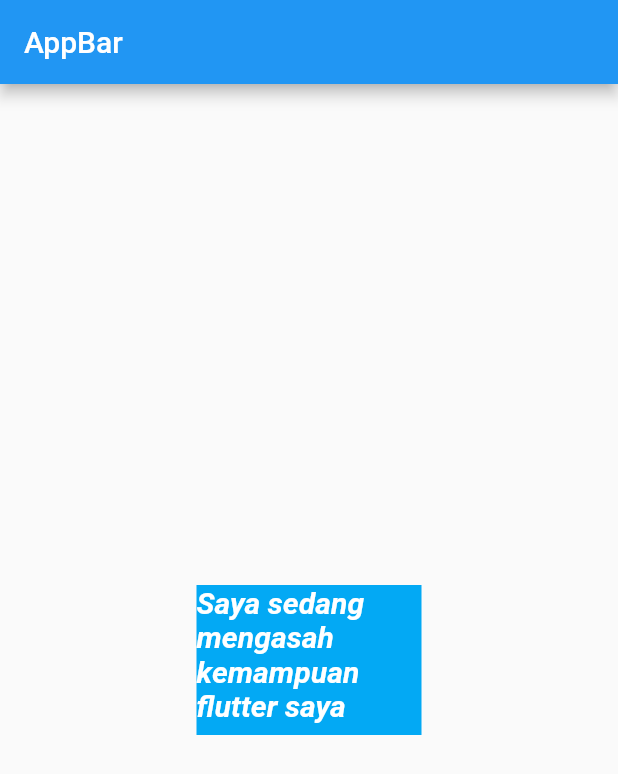
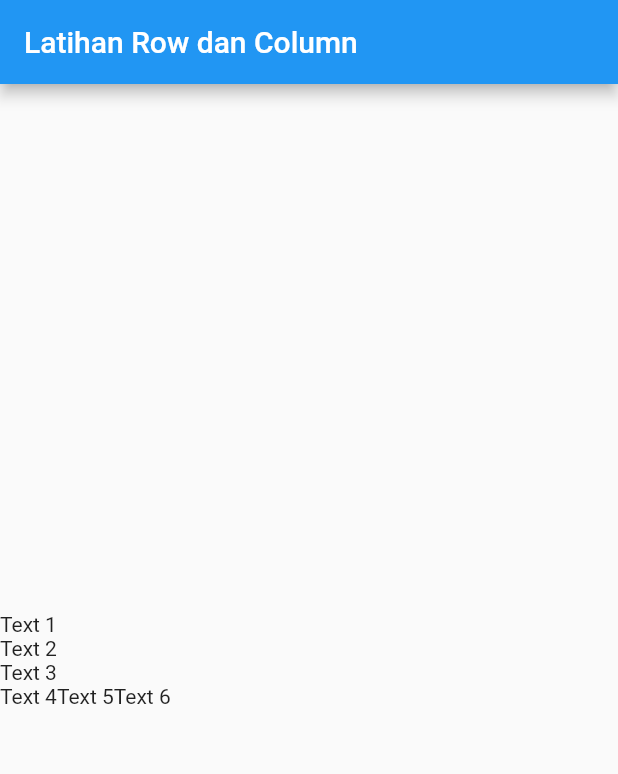
Before and after one commit to lukypurdiono/flutter, a Flutter app: the screen it shows after launch, on a phone screen of 412 x 824 dp. Shown: the top 774 px of the screen. Run offline on Flutter 3.47's test engine with Material 2 defaults, Android fonts, the phone set to English and light mode, and no system bars.

Commit message:
Latihan Row dan Column

```diff
--- a/lib/main.dart
+++ b/lib/main.dart
@@ -6,23 +6,25 @@ class MyApp extends StatelessWidget {
   @override
   Widget build(BuildContext context) {
     return MaterialApp(
-      home: Scaffold(
-          appBar: AppBar(
-            title: Text('AppBar'),
-          ),
-          body: Center(
-              child: Container(
-                  width: 150,
-                  height: 100,
-                  color: Colors.lightBlue,
-                  child: Text(
-                    'Saya sedang mengasah kemampuan flutter saya',
-                    style: TextStyle(
-                        fontStyle: FontStyle.italic,
-                        fontWeight: FontWeight.w700,
-                        color: Colors.white,
-                        fontSize: 20),
-                  )))),
-    );
+        home: Scaffold(
+            appBar: AppBar(
+              title: Text('Latihan Row dan Column'),
+            ),
+            body: Column(
+              mainAxisAlignment: MainAxisAlignment.center,
+              crossAxisAlignment: CrossAxisAlignment.start,
+              children: <Widget>[
+                Text('Text 1'),
+                Text('Text 2'),
+                Text('Text 3'),
+                Row(
+                  children: <Widget>[
+                    Text('Text 4'),
+                    Text('Text 5'),
+                    Text('Text 6'),
+                  ],
+                )
+              ],
+            )));
   }
 }
```
